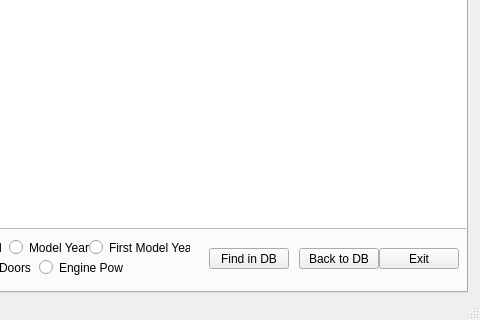
Before: the Qt Designer form Cars_Database/mainwindow.ui in Apache163/Cars2.1, drawn with Qt 5; both pictures show x 403 to 883 and y 388 to 708 of the 883 by 708 pixel window.
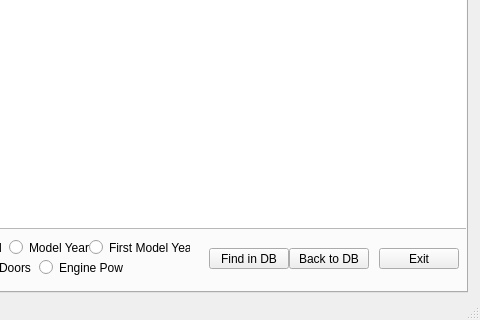
After: the same form once the commit is applied. The open tabs and pages were chosen to show the change.

Diff of the .ui file:
```diff
--- a/Cars_Database/mainwindow.ui
+++ b/Cars_Database/mainwindow.ui
@@ -367,7 +367,7 @@
      <widget class="QPushButton" name="pushButton_5">
       <property name="geometry">
        <rect>
-        <x>700</x>
+        <x>690</x>
         <y>610</y>
         <width>80</width>
         <height>21</height>
```
Left out of the diff: 2 changed lines with no effect on the pictures.
